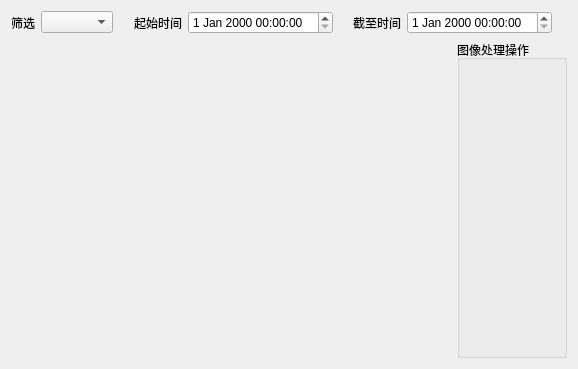
curious-heart/x-data-scanner, file imageprocessorwidget.ui: the form before one commit.
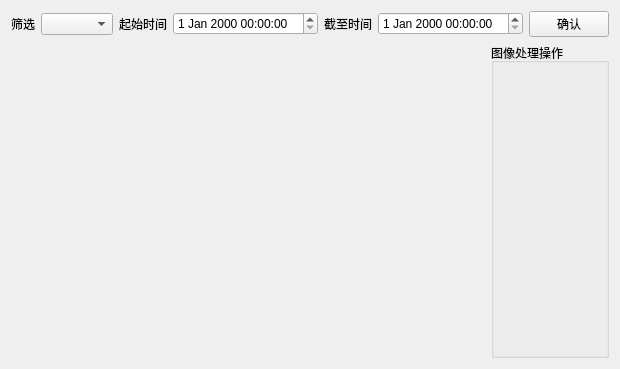
The form after the commit.

What changed in the file:
```diff
--- a/imageprocessorwidget.ui
+++ b/imageprocessorwidget.ui
@@ -6,7 +6,7 @@
    <rect>
     <x>0</x>
     <y>0</y>
-    <width>578</width>
+    <width>593</width>
     <height>369</height>
    </rect>
   </property>
@@ -82,6 +82,13 @@
        <item>
         <widget class="QDateTimeEdit" name="stopDTEdit"/>
        </item>
+       <item>
+        <widget class="QPushButton" name="imgFilterConfPBtn">
+         <property name="text">
+          <string>确认</string>
+         </property>
+        </widget>
+       </item>
        <item>
         <spacer name="horizontalSpacer_3">
          <property name="orientation">
```
